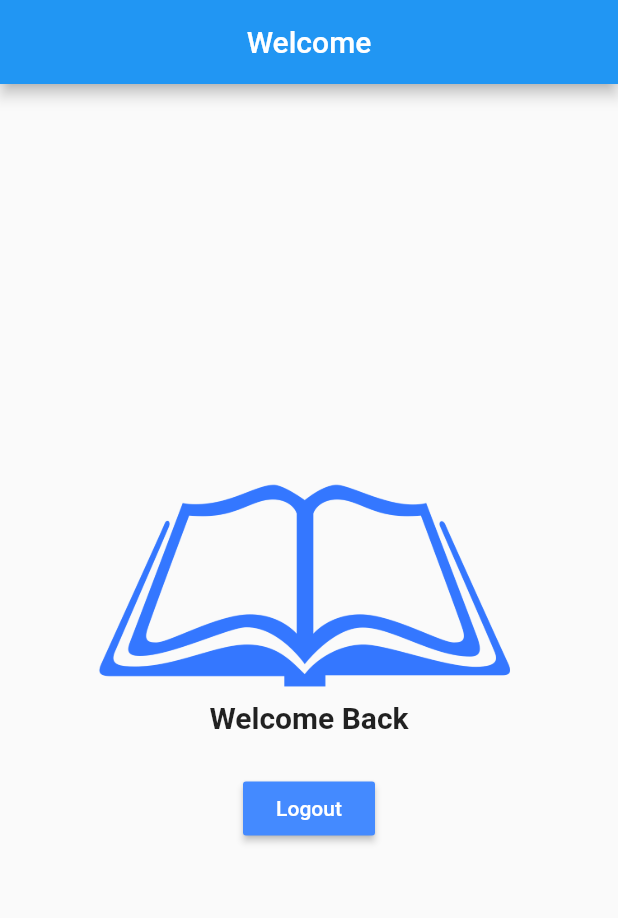
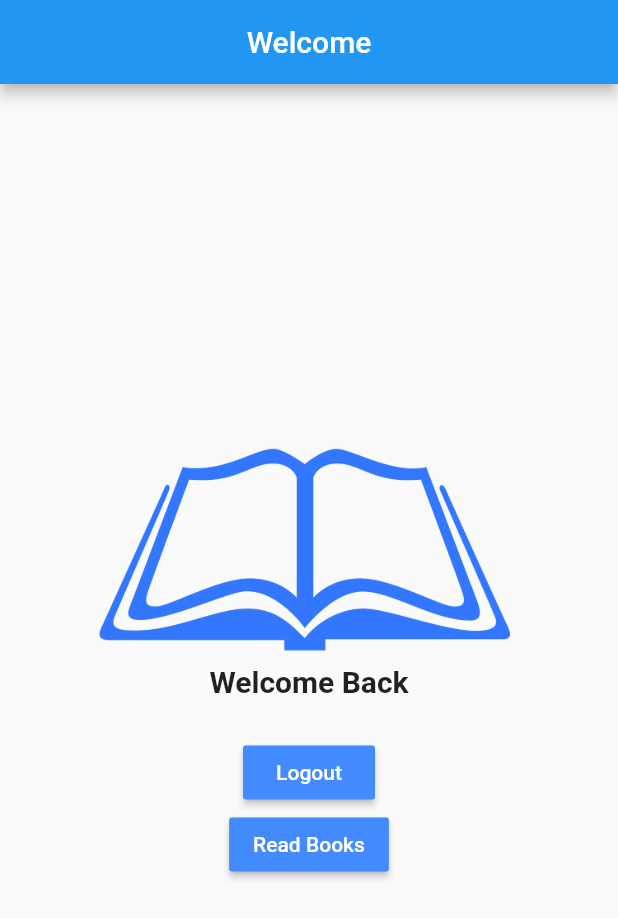
Before and after one commit to LakithaDM/Library-Management-App, a Flutter app: the HomeScreen screen opened directly, on a phone screen of 412 x 824 dp. Shown: the top 918 px of the screen. Run offline on Flutter 3.47's test engine with Material 2 defaults, Android fonts, the phone set to English and light mode, and no system bars; our stand-ins replace firebase_auth, firebase_core, fluttertoast; accounts and stored records are empty.

Commit message:
Add E reading

```diff
--- a/demoapp/lib/screens/home_screen.dart
+++ b/demoapp/lib/screens/home_screen.dart
@@ -1,4 +1,5 @@
 import 'package:flutter/material.dart';
+import 'books_screen.dart';
 import 'login_screen.dart';
 
 class HomeScreen extends StatefulWidget {
@@ -9,10 +10,7 @@ class HomeScreen extends StatefulWidget {
 }
 
 class _HomeScreenState extends State<HomeScreen> {
-
   @override
-
-
   @override
   Widget build(BuildContext context) {
     return Scaffold(
@@ -42,11 +40,27 @@ class _HomeScreenState extends State<HomeScreen> {
                 height: 15,
               ),
               RaisedButton(
-                  child: Text("Logout",style: TextStyle(color: Colors.white),),
+                  child: Text(
+                    "Logout",
+                    style: TextStyle(color: Colors.white),
+                  ),
                   color: Colors.blueAccent,
                   onPressed: () {
                     logout(context);
                   }),
+              RaisedButton(
+                color: Colors.blueAccent,
+                onPressed: () {
+                  Navigator.push(
+                    context,
+                    MaterialPageRoute(builder: (context) => BooksScreen()),
+                  );
+                },
+                child: Text(
+                  'Read Books',
+                  style: TextStyle(color: Colors.white),
+                ),
+              )
             ],
           ),
         ),
```
Also changed, not shown: demoapp/pubspec.yaml (+52 -12 lines), demoapp/pubspec.lock.
